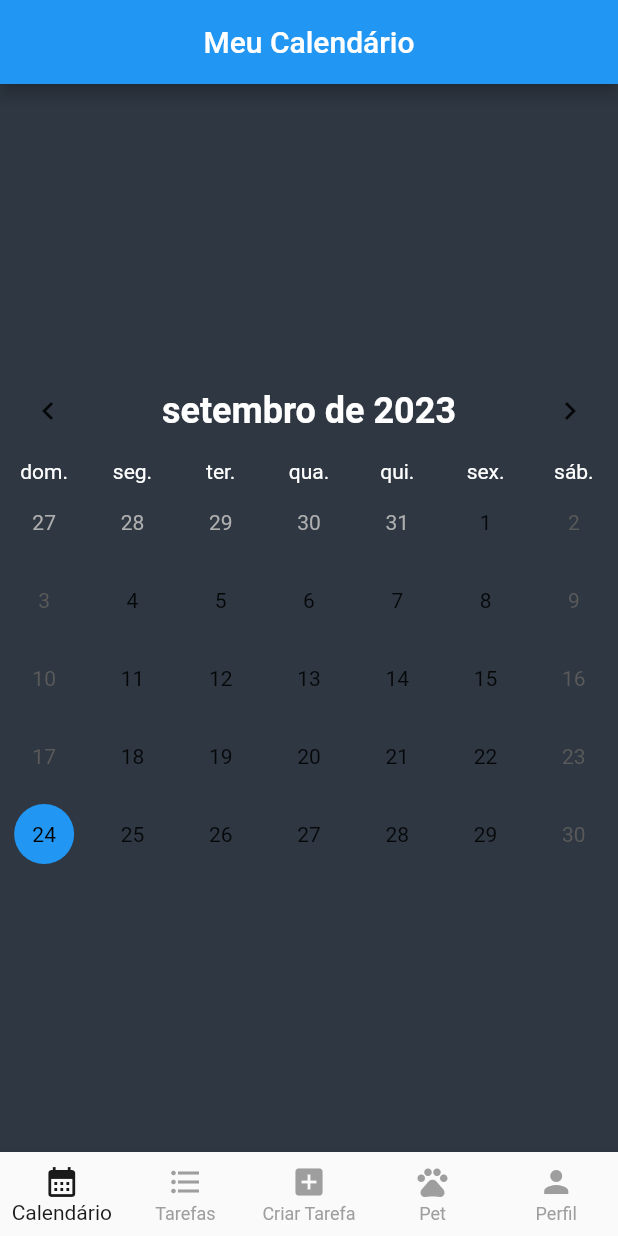
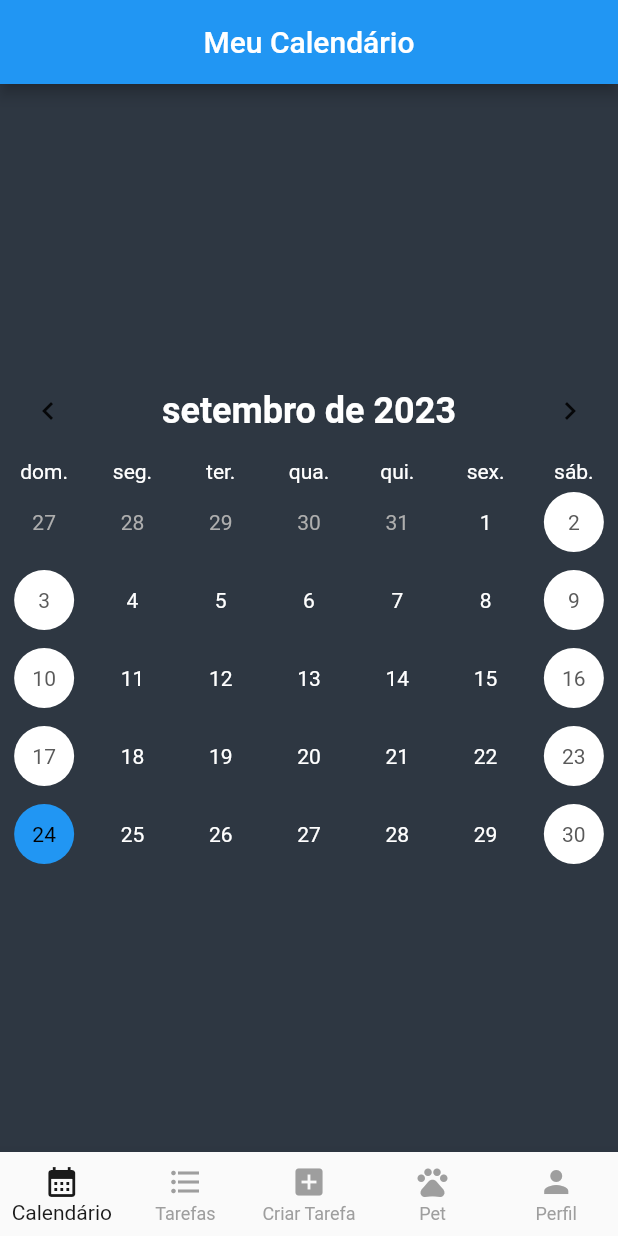
Before and after one commit to SauloMFreitas/LDDM-Projeto, a Flutter app: the screen it shows after launch, on a phone screen of 412 x 824 dp. Run offline on Flutter 3.47's test engine with Material 2 defaults, Android fonts, the phone set to English and light mode, and no system bars; drawn by our look-alikes of table_calendar; our stand-ins replace percent_indicator.

Commit message:
calendario

```diff
--- a/Myplanner/lib/Calendario.dart
+++ b/Myplanner/lib/Calendario.dart
@@ -33,6 +33,8 @@ class _CalendarioState extends State<Calendario> {
 
             calendarStyle: const CalendarStyle(
 
+
+
               selectedDecoration: BoxDecoration(
                 color: Colors.blue,
                 shape: BoxShape.circle,
@@ -45,9 +47,12 @@ class _CalendarioState extends State<Calendario> {
               ),
 
               weekendDecoration: BoxDecoration(
-                color: Colors.transparent,
+                color: Colors.white,
                 shape: BoxShape.circle,
               ),
+
+              defaultTextStyle: AppStyles.bodyTextStyle,
+
             ),
 
             daysOfWeekStyle: const DaysOfWeekStyle(
```
